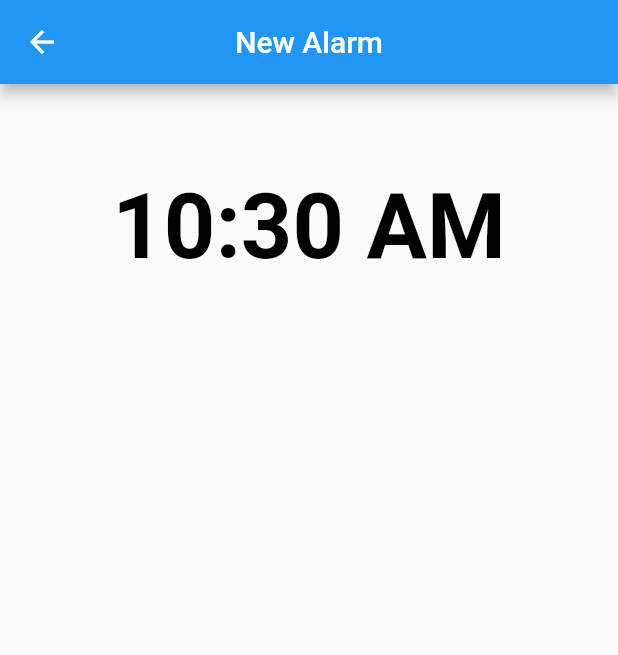
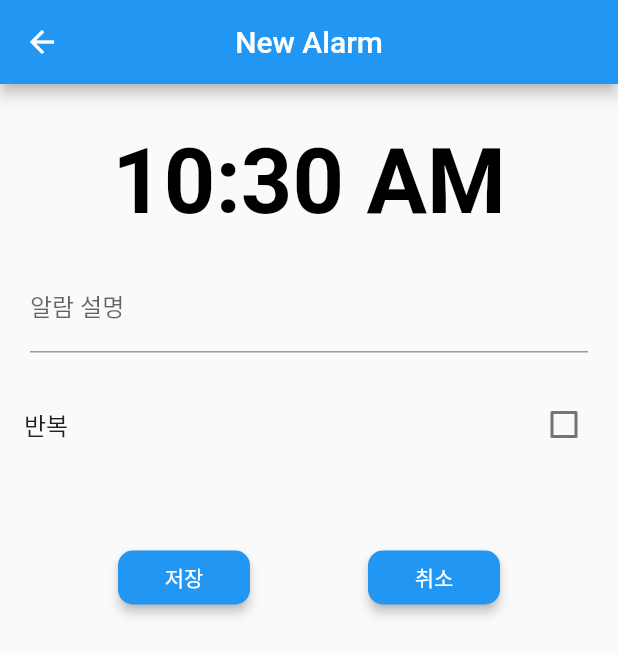
Before and after one commit to jpoh281/todoList, a Flutter app: the AlarmTimePickerPage screen opened directly, on a phone screen of 412 x 824 dp. Shown: the top 655 px of the screen. Run offline on Flutter 3.47's test engine with Material 2 defaults, Android fonts, the phone set to English and light mode, and no system bars.

Commit message:
2020-01-14 We'll do Project 4일차 alarm time picker page 완성

```diff
--- a/lib/screeans/alarm_timepicker.dart
+++ b/lib/screeans/alarm_timepicker.dart
@@ -1,5 +1,6 @@
 import 'package:flutter/material.dart';
 import 'package:todolist_jpoh/model/alarm.dart';
+import 'package:todolist_jpoh/widget/circleday.dart';
 
 class AlarmTimePickerPage extends StatefulWidget {
   final Alarm alarm;
@@ -10,12 +11,26 @@ class AlarmTimePickerPage extends StatefulWidget {
 }
 
 class _AlarmTimePickerPageState extends State<AlarmTimePickerPage> {
+  TextEditingController alarmTitleController = TextEditingController();
   ValueChanged<TimeOfDay> selectTime;
+  String _title;
   TimeOfDay _time;
+  bool _repetition;
+  List<bool> _repetitionDay = [false, false, true, false, true, false, false];
   @override
   void initState() {
+    alarmTitleController = new TextEditingController(
+        text: widget.alarm != null ? widget.alarm.title : null);
     _time = TimeOfDay.now();
+    _repetition = false;
     super.initState();
+  }
+
+  @override
+  void dispose() {
+    alarmTitleController.dispose();
+    // TODO: implement dispose
+    super.dispose();
   }
 
   @override
@@ -25,10 +40,12 @@ class _AlarmTimePickerPageState extends State<AlarmTimePickerPage> {
         title: Text(widget.alarm == null ? "New Alarm" : "Edit Alarm"),
         centerTitle: true,
       ),
-      body: Column(
+      body: SingleChildScrollView(
+        child: Column(
+          crossAxisAlignment: CrossAxisAlignment.center,
           children: <Widget>[
             SizedBox(
-            height: 60.0,
+              height: 30,
             ),
             Center(
               child: GestureDetector(
@@ -44,9 +61,108 @@ class _AlarmTimePickerPageState extends State<AlarmTimePickerPage> {
                 onTap: () => _selectTime(context),
               ),
             ),
-          Row(),
+            Padding(
+              padding: const EdgeInsets.all(20.0),
+              child: TextField(
+                controller: alarmTitleController,
+                autofocus: false,
+                onEditingComplete: null,
+                decoration: InputDecoration(labelText: '알람 설명'),
+              ),
+            ),
+            CheckboxListTile(
+              title: Text('반복'),
+              value: (widget.alarm == null)
+                  ? _repetition
+                  : widget.alarm.repetition,
+              onChanged: (value) {
+                setState(() {
+                  if (widget.alarm == null)
+                    _repetition = !_repetition;
+                  else
+                    widget.alarm.repetition = !widget.alarm.repetition;
+                });
+              },
+            ),
+            Visibility(
+              visible: (widget.alarm == null)
+                  ? _repetition
+                  : widget.alarm.repetition,
+              child: buildCircleDay(context),
+            ),
+            SizedBox(
+              height: 50,
+            ),
+            Row(
+              mainAxisAlignment: MainAxisAlignment.center,
+              children: <Widget>[
+                Spacer(),
+                buildRaisedButton(context, '저장'),
+                Spacer(),
+                buildRaisedButton(context, '취소'),
+                Spacer(),
+              ],
+            )
           ],
         ),
+      ),
+    );
+  }
+
+  Row buildCircleDay(BuildContext context) {
+    return Row(
+      mainAxisAlignment: MainAxisAlignment.center,
+      children: <Widget>[
+        GestureDetector(
+            onTap: () {
+              setState(() {
+                _repetitionDay[0] = !_repetitionDay[0];
+              });
+            },
+            child: circleDay("월", context, _repetitionDay[0])),
+        GestureDetector(
+            onTap: () {
+              setState(() {
+                _repetitionDay[1] = !_repetitionDay[1];
+              });
+            },
+            child: circleDay("화", context, _repetitionDay[1])),
+        GestureDetector(
+            onTap: () {
+              setState(() {
+                _repetitionDay[2] = !_repetitionDay[2];
+              });
+            },
+            child: circleDay("수", context, _repetitionDay[2])),
+        GestureDetector(
+            onTap: () {
+              setState(() {
+                _repetitionDay[3] = !_repetitionDay[3];
+              });
+            },
+            child: circleDay("목", context, _repetitionDay[3])),
+        GestureDetector(
+            onTap: () {
+              setState(() {
+                _repetitionDay[4] = !_repetitionDay[4];
+              });
+            },
+            child: circleDay("금", context, _repetitionDay[4])),
+        GestureDetector(
+            onTap: () {
+              setState(() {
+                _repetitionDay[5] = !_repetitionDay[5];
+              });
+            },
+            child: circleDay("토", context, _repetitionDay[5])),
+        GestureDetector(
+            onTap: () {
+              setState(() {
+                _repetitionDay[6] = !_repetitionDay[6];
+              });
+            },
+            child: circleDay("일", context, _repetitionDay[6])),
+      ],
     );
   }
 
@@ -70,4 +186,45 @@ class _AlarmTimePickerPageState extends State<AlarmTimePickerPage> {
       });
     }
   }
+
+  RaisedButton buildRaisedButton(BuildContext context, String title) {
+    return RaisedButton(
+      color: Theme.of(context).primaryColor,
+      child: Text(
+        title,
+        style: TextStyle(color: Theme.of(context).primaryTextTheme.title.color),
+      ),
+      elevation: 3.0,
+      shape: RoundedRectangleBorder(
+        borderRadius: BorderRadius.all(Radius.circular(10)),
+      ),
+      onPressed: () {
+        if (title == '저장')
+          submit();
+        else
+          cancel();
+      },
+    );
   }
+
+  void submit() {
+    Navigator.of(context).pop((){
+      widget.alarm.title = alarmTitleController.text;
+      widget.alarm.time = _time;
+      if(  widget.alarm.repetition != null){
+        widget.alarm.repetition = widget.alarm.repetition;
+      } else{
+        widget.alarm.repetition = _repetition;
+      }
+      if(widget.alarm.repetition){
+        widget.alarm.repetitionDay = _repetitionDay;
+      }
+      widget.alarm.onWork = true;
+      return widget.alarm;
+    });
+  }
+
+  void cancel() {
+    Navigator.of(context).pop();
+  }
+}
--- /dev/null
+++ b/lib/widget/circleday.dart
@@ -0,0 +1,20 @@
+import 'package:flutter/material.dart';
+
+Widget circleDay(String day, BuildContext context, bool checked) {
+  return Container(
+    width: MediaQuery.of(context).size.width / 9,
+    height: MediaQuery.of(context).size.width / 9,
+    decoration: BoxDecoration(
+        color: (checked) ? Theme.of(context).accentColor : Colors.transparent,
+        borderRadius: BorderRadius.circular(100)),
+    child: Padding(
+      padding: const EdgeInsets.all(8.0),
+      child: Center(
+        child: Text(
+          day,
+          style: TextStyle(fontSize: 20, fontWeight: FontWeight.bold),
+        ),
+      ),
+    ),
+  );
+}
```
Lines whose indentation alone changed are shown as unchanged.
